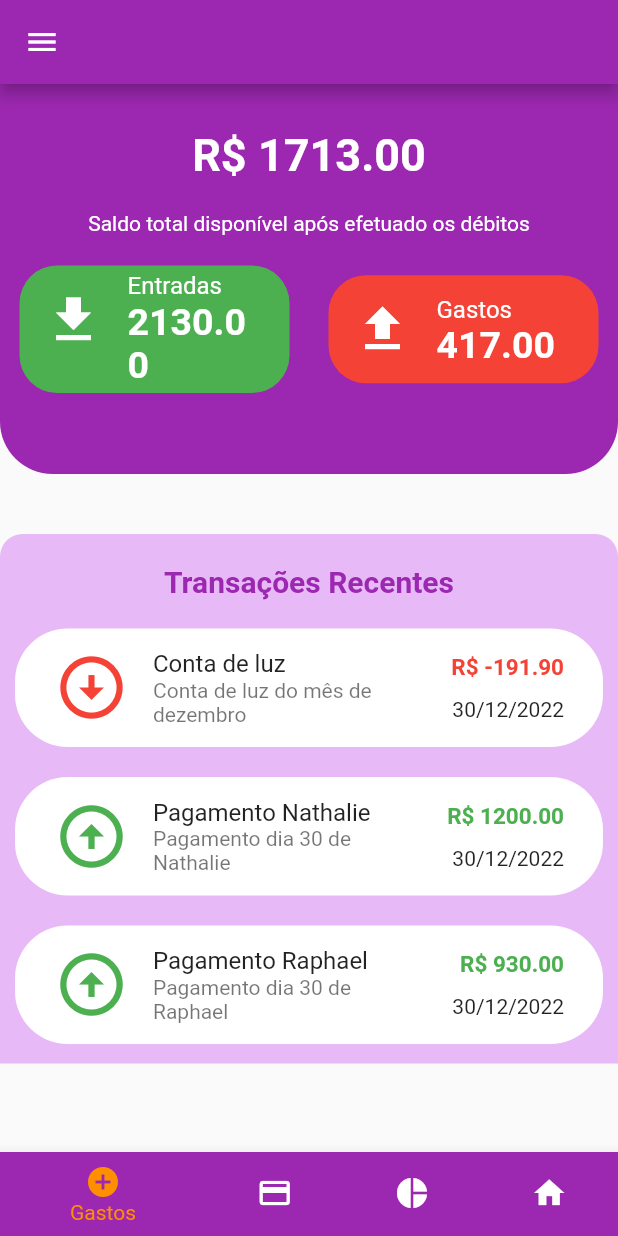
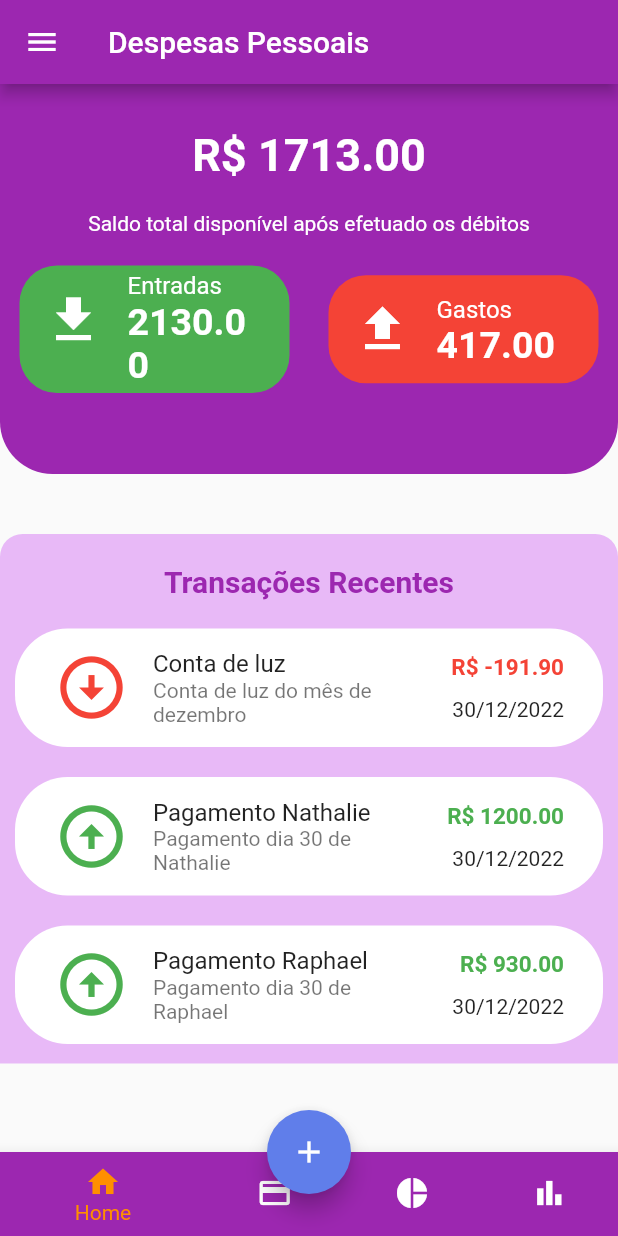
Before and after one commit to Raphael-Azevedo/app_money_manager, a Flutter app: the screen it shows after launch, on a phone screen of 412 x 824 dp. Run offline on Flutter 3.47's test engine with Material 2 defaults, Android fonts, the phone set to English and light mode, and no system bars; our stand-ins replace bloc, flutter_bloc.

Commit message:
add float action button

```diff
--- a/money_manager/lib/components/bottom_navigation.dart
+++ b/money_manager/lib/components/bottom_navigation.dart
@@ -23,10 +23,8 @@ class _BottomNavigationState extends State<BottomNavigation> {
     return BottomNavigationBar(
       items: <BottomNavigationBarItem>[
         BottomNavigationBarItem(
-          icon: const Icon(
-            Icons.add_circle,
-          ),
-          label: 'Gastos',
+          icon: const Icon(Icons.home),
+          label: 'Home',
           backgroundColor: Theme.of(context).colorScheme.primary,
         ),
         BottomNavigationBarItem(
@@ -40,8 +38,8 @@ class _BottomNavigationState extends State<BottomNavigation> {
           backgroundColor: Theme.of(context).colorScheme.primary,
         ),
         BottomNavigationBarItem(
-          icon: const Icon(Icons.home),
-          label: 'Home',
+          icon: const Icon(Icons.bar_chart_outlined),
+          label: 'Semanal',
           backgroundColor: Theme.of(context).colorScheme.primary,
         ),
       ],
--- a/money_manager/lib/screens/home_page.dart
+++ b/money_manager/lib/screens/home_page.dart
@@ -15,7 +15,9 @@ class _HomePageState extends State<HomePage> {
   @override
   Widget build(BuildContext context) {
     return Scaffold(
-      appBar: AppBar(),
+      appBar: AppBar(
+        title: const Text('Despesas Pessoais'),
+      ),
       drawer: const Drawer(),
       body: SingleChildScrollView(
         child: Column(
@@ -25,6 +27,12 @@ class _HomePageState extends State<HomePage> {
           ],
         ),
       ),
+      floatingActionButton: FloatingActionButton(
+        onPressed: () {},
+        shape: const CircleBorder(),
+        child: const Icon(Icons.add),
+      ),
+      floatingActionButtonLocation: FloatingActionButtonLocation.centerDocked,
       bottomNavigationBar: const BottomNavigation(),
     );
   }
```
